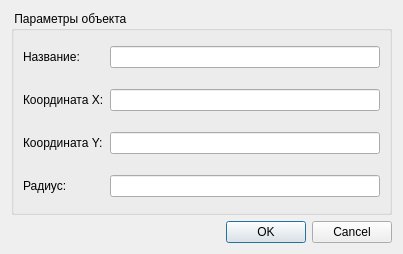
Before: the Qt Designer form dialog_window/circle_edit_dialog.ui in MihailZimin/route-planning, drawn with Qt 5.
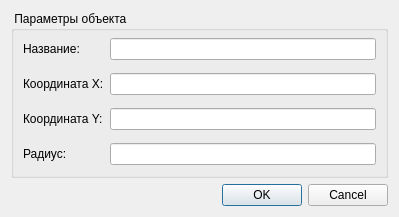
After: the same form once the commit is applied.

Commit message: resize windows

Patch:
```diff
--- a/dialog_window/circle_edit_dialog.ui
+++ b/dialog_window/circle_edit_dialog.ui
@@ -6,8 +6,8 @@
    <rect>
     <x>0</x>
     <y>0</y>
-    <width>403</width>
-    <height>254</height>
+    <width>399</width>
+    <height>217</height>
    </rect>
   </property>
   <property name="windowTitle">
```
The commit also changes 3 other files.
